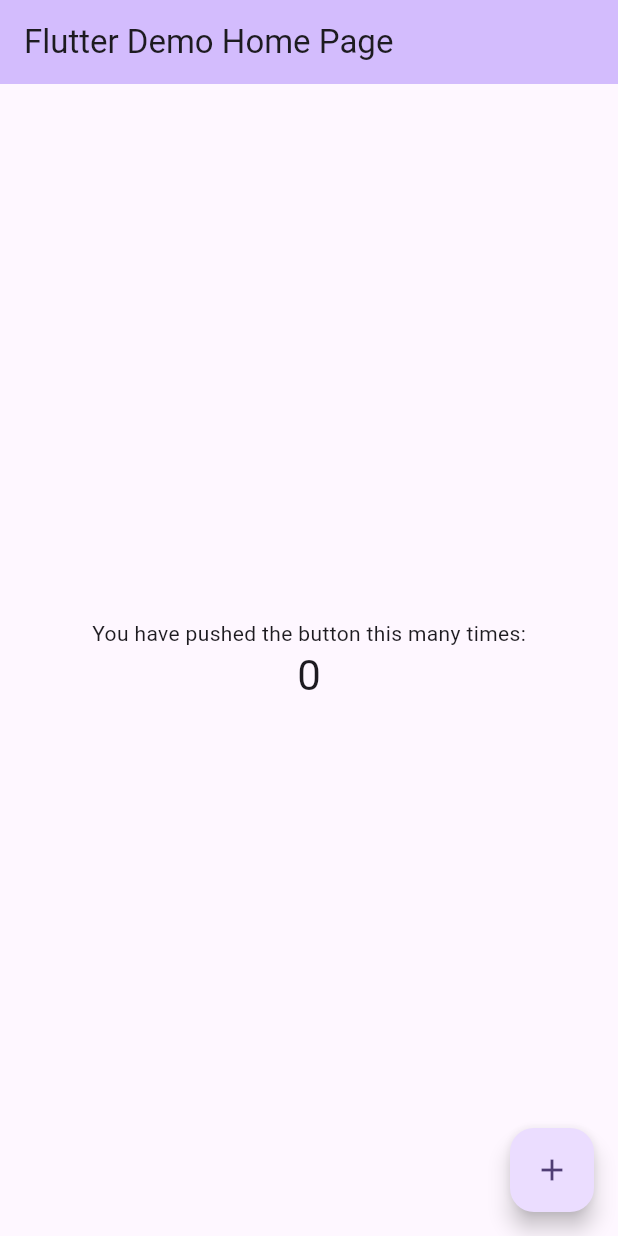
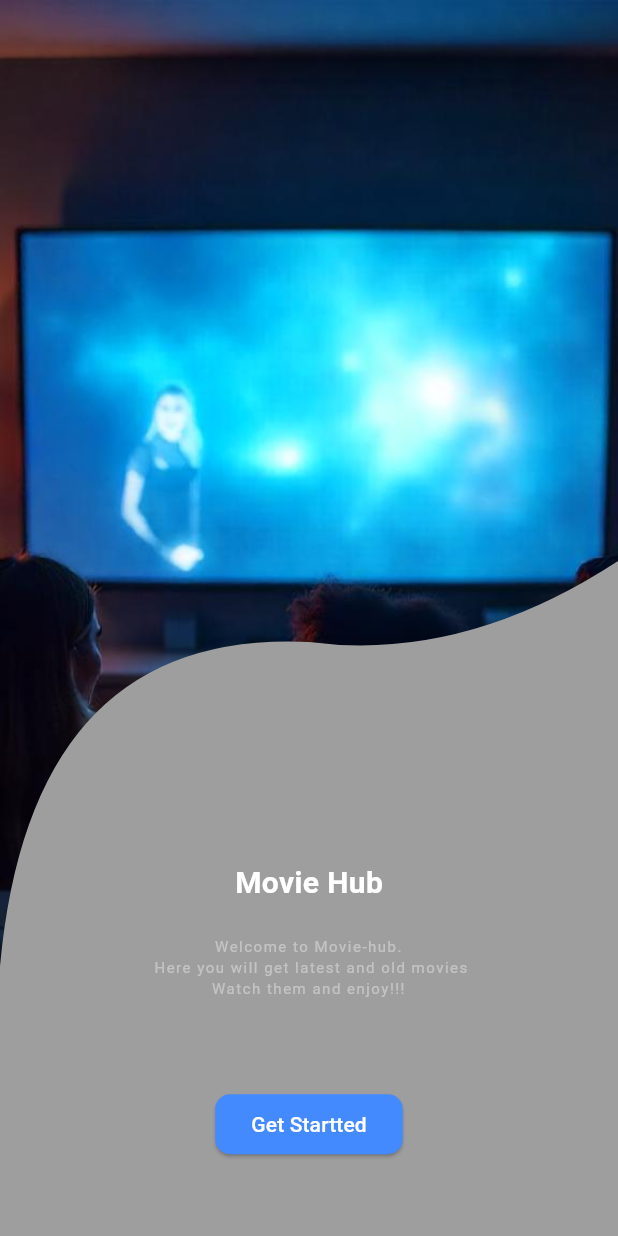
Before and after one commit to sagarthecoder/Movie-Hub-Flutter, a Flutter app: the screen it shows after launch, on a phone screen of 412 x 824 dp. Run offline on Flutter 3.47's test engine with Material 3 defaults, Android fonts, the phone set to English and light mode, and no system bars; our stand-ins replace dio, firebase_auth, firebase_core, google_sign_in, internet_connection_checker_plus, shared_preferences; accounts and stored records are empty.

Commit message:
Intro UI added

```diff
--- /dev/null
+++ b/lib/Modules/UISections/IntroPage/Views/IntroScreen.dart
@@ -0,0 +1,92 @@
+import 'package:flutter/cupertino.dart';
+import 'package:flutter/material.dart';
+
+import 'WavePainter.dart';
+
+class IntroScreen extends StatelessWidget {
+  const IntroScreen({super.key});
+
+  @override
+  Widget build(BuildContext context) {
+    return Scaffold(
+      body: Container(
+        color: Colors.black,
+        child: Stack(
+          children: [
+            setFullScreenBackgroundImage(),
+            makeWave(),
+            buildIntroDescription(),
+          ],
+        ),
+      ),
+    );
+  }
+
+  Widget setFullScreenBackgroundImage() {
+    return Image.asset(
+      "utils/images/movie-watching.jpeg",
+      fit: BoxFit.cover,
+      width: double.infinity,
+      height: double.infinity,
+    );
+  }
+
+  Widget makeWave() {
+    return Align(
+      alignment: Alignment.bottomLeft,
+      child: ClipPath(
+        clipper: WavePainter(),
+        child: Container(
+          color: Colors.grey,
+          height: 450,
+        ),
+      ),
+    );
+  }
+
+  Widget buildIntroDescription() {
+    return Align(
+      alignment: Alignment.bottomLeft,
+      child: Container(
+        height: 300,
+        width: double.infinity,
+        child: Column(
+          mainAxisAlignment: MainAxisAlignment.center,
+          crossAxisAlignment: CrossAxisAlignment.center,
+          children: [
+            const Text(
+              'Movie Hub',
+              style: TextStyle(
+                  fontSize: 20,
+                  fontWeight: FontWeight.bold,
+                  color: Colors.white),
+            ),
+            const SizedBox(
+              height: 20,
+            ),
+            const Text(
+              "Welcome to Movie-hub.\n Here you will get latest and old movies\nWatch them and enjoy!!!",
+              textAlign: TextAlign.center,
+              style: TextStyle(
+                  fontSize: 10, color: Colors.white38, letterSpacing: 1),
+            ),
+            const SizedBox(
+              height: 60,
+            ),
+            ElevatedButton(
+                onPressed: () {},
+                style: ElevatedButton.styleFrom(
+                  backgroundColor: Colors.blueAccent,
+                  shape: RoundedRectangleBorder(
+                      borderRadius: BorderRadius.circular(10)),
+                ),
+                child: const Text(
+                  'Get Startted',
+                  style: TextStyle(color: Colors.white),
+                ))
+          ],
+        ),
+      ),
+    );
+  }
+}
--- /dev/null
+++ b/lib/Modules/UISections/IntroPage/Views/WavePainter.dart
@@ -0,0 +1,25 @@
+import 'package:flutter/cupertino.dart';
+
+class WavePainter extends CustomClipper<Path> {
+  @override
+  Path getClip(Size size) {
+    // TODO: implement getClip
+    var path = Path();
+    path.moveTo(0, size.height * 0.6);
+    // path.lineTo(0, size.height * 0.4);
+    path.quadraticBezierTo(size.width * 0.05, size.height * 0.1,
+        size.width * 0.5, size.height * 0.12);
+    path.quadraticBezierTo(
+        size.width * 0.75, size.height * 0.15, size.width, 0);
+    path.lineTo(size.width, size.height);
+    path.lineTo(0, size.height);
+    path.close();
+    return path;
+  }
+
+  @override
+  bool shouldReclip(covariant CustomClipper<Path> oldClipper) {
+    // TODO: implement shouldReclip
+    return true;
+  }
+}
--- a/lib/main.dart
+++ b/lib/main.dart
@@ -1,5 +1,6 @@
 import 'package:firebase_core/firebase_core.dart';
 import 'package:flutter/material.dart';
+import 'package:movie_hub/Modules/UISections/IntroPage/Views/IntroScreen.dart';
 
 import 'firebase_options.dart';
 
@@ -16,115 +17,13 @@ class MyApp extends StatelessWidget {
   @override
   Widget build(BuildContext context) {
     return MaterialApp(
-      title: 'Flutter Demo',
+      title: 'Movie Hub',
+      debugShowCheckedModeBanner: false,
       theme: ThemeData(
-        // This is the theme of your application.
-        //
-        // TRY THIS: Try running your application with "flutter run". You'll see
-        // the application has a purple toolbar. Then, without quitting the app,
-        // try changing the seedColor in the colorScheme below to Colors.green
-        // and then invoke "hot reload" (save your changes or press the "hot
-        // reload" button in a Flutter-supported IDE, or press "r" if you used
-        // the command line to start the app).
-        //
-        // Notice that the counter didn't reset back to zero; the application
-        // state is not lost during the reload. To reset the state, use hot
-        // restart instead.
-        //
-        // This works for code too, not just values: Most code changes can be
-        // tested with just a hot reload.
         colorScheme: ColorScheme.fromSeed(seedColor: Colors.deepPurple),
         useMaterial3: true,
       ),
-      home: const MyHomePage(title: 'Flutter Demo Home Page'),
+      home: const IntroScreen(),
     );
   }
 }
-
-class MyHomePage extends StatefulWidget {
-  const MyHomePage({super.key, required this.title});
-
-  // This widget is the home page of your application. It is stateful, meaning
-  // that it has a State object (defined below) that contains fields that affect
-  // how it looks.
-
-  // This class is the configuration for the state. It holds the values (in this
-  // case the title) provided by the parent (in this case the App widget) and
-  // used by the build method of the State. Fields in a Widget subclass are
-  // always marked "final".
-
-  final String title;
-
-  @override
-  State<MyHomePage> createState() => _MyHomePageState();
-}
-
-class _MyHomePageState extends State<MyHomePage> {
-  int _counter = 0;
-
-  void _incrementCounter() {
-    setState(() {
-      // This call to setState tells the Flutter framework that something has
-      // changed in this State, which causes it to rerun the build method below
-      // so that the display can reflect the updated values. If we changed
-      // _counter without calling setState(), then the build method would not be
-      // called again, and so nothing would appear to happen.
-      _counter++;
-    });
-  }
-
-  @override
-  Widget build(BuildContext context) {
-    // This method is rerun every time setState is called, for instance as done
-    // by the _incrementCounter method above.
-    //
-    // The Flutter framework has been optimized to make rerunning build methods
-    // fast, so that you can just rebuild anything that needs updating rather
-    // than having to individually change instances of widgets.
-    return Scaffold(
-      appBar: AppBar(
-        // TRY THIS: Try changing the color here to a specific color (to
-        // Colors.amber, perhaps?) and trigger a hot reload to see the AppBar
-        // change color while the other colors stay the same.
-        backgroundColor: Theme.of(context).colorScheme.inversePrimary,
-        // Here we take the value from the MyHomePage object that was created by
-        // the App.build method, and use it to set our appbar title.
-        title: Text(widget.title),
-      ),
-      body: Center(
-        // Center is a layout widget. It takes a single child and positions it
-        // in the middle of the parent.
-        child: Column(
-          // Column is also a layout widget. It takes a list of children and
-          // arranges them vertically. By default, it sizes itself to fit its
-          // children horizontally, and tries to be as tall as its parent.
-          //
-          // Column has various properties to control how it sizes itself and
-          // how it positions its children. Here we use mainAxisAlignment to
-          // center the children vertically; the main axis here is the vertical
-          // axis because Columns are vertical (the cross axis would be
-          // horizontal).
-          //
-          // TRY THIS: Invoke "debug painting" (choose the "Toggle Debug Paint"
-          // action in the IDE, or press "p" in the console), to see the
-          // wireframe for each widget.
-          mainAxisAlignment: MainAxisAlignment.center,
-          children: <Widget>[
-            const Text(
-              'You have pushed the button this many times:',
-            ),
-            Text(
-              '$_counter',
-              style: Theme.of(context).textTheme.headlineMedium,
-            ),
-          ],
-        ),
-      ),
-      floatingActionButton: FloatingActionButton(
-        onPressed: _incrementCounter,
-        tooltip: 'Increment',
-        child: const Icon(Icons.add),
-      ), // This trailing comma makes auto-formatting nicer for build methods.
-    );
-  }
-}
--- a/pubspec.yaml
+++ b/pubspec.yaml
@@ -70,9 +70,8 @@ flutter:
   uses-material-design: true
 
   # To add assets to your application, add an assets section, like this:
-  # assets:
-  #   - images/a_dot_burr.jpeg
-  #   - images/a_dot_ham.jpeg
+  assets:
+     - utils/images/
 
   # An image asset can refer to one or more resolution-specific "variants", see
   # https://flutter.dev/to/resolution-aware-images
```
Also changed, not shown: utils/images/movie-watching.jpeg (added).
